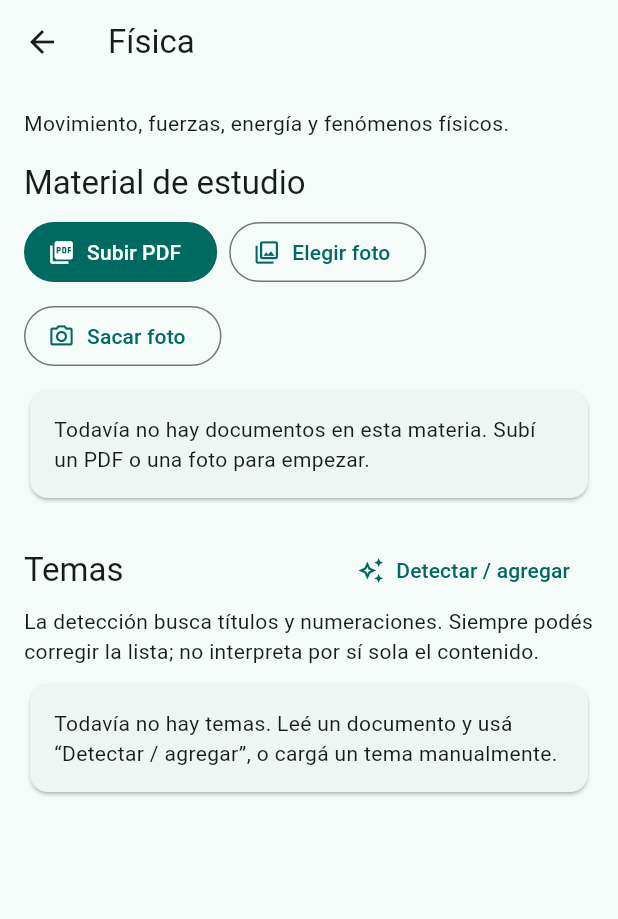
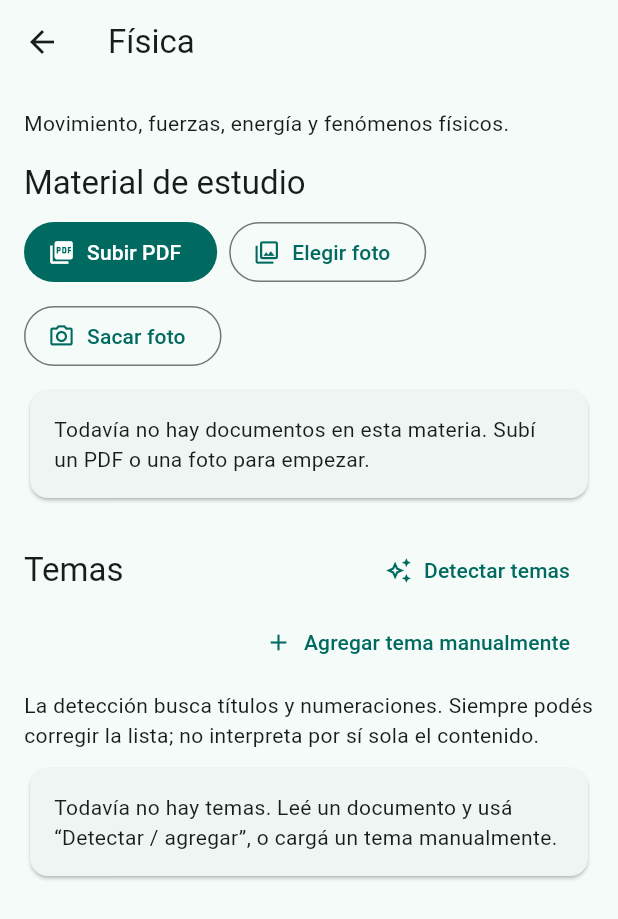
Before and after one commit to winnie141/life-rpg, a Flutter app: the _SubjectDetailPage screen opened directly with sample values from the repository, on a phone screen of 412 x 824 dp. Shown: the top 919 px of the screen. Run offline on Flutter 3.47's test engine with Material 3 defaults, Android fonts, the phone set to English and light mode, and no system bars; our stand-ins replace file_picker, image_picker, open_filex, shared_preferences; missing offline and left inert: google_mlkit_text_recognition, syncfusion_flutter_pdf; accounts and stored records are empty.

Commit message:
Separate manual topic creation from document detection

```diff
--- a/lib/subject_library_screen.dart
+++ b/lib/subject_library_screen.dart
@@ -83,6 +83,7 @@ class _SubjectLibraryScreenState extends State<SubjectLibraryScreen> {
         documents: () => _subjectDocuments(subject.id),
         onImport: (kind, camera) => _import(subject, kind, camera: camera),
         onEditTopics: () => _editTopics(subject),
+        onAddManualTopic: () => _manualTopic(subject),
         onOpenTopic: (topic) => _openTopic(subject, topic),
         onEditTopic: _editTopic,
         onDeleteTopic: _deleteTopic,
@@ -347,7 +348,6 @@ class _SubjectLibraryScreenState extends State<SubjectLibraryScreen> {
         ));
       }
     }
-    await _manualTopic(subject);
     await _save();
     if (mounted) setState(() {});
   }
@@ -485,6 +485,7 @@ class _SubjectDetailPage extends StatefulWidget {
   final List<_SubjectDocument> Function() documents;
   final Future<void> Function(String kind, bool camera) onImport;
   final Future<void> Function() onEditTopics;
+  final Future<void> Function() onAddManualTopic;
   final Future<void> Function(StudyTopic topic) onOpenTopic;
   final Future<void> Function(StudyTopic topic) onEditTopic;
   final Future<void> Function(StudyTopic topic) onDeleteTopic;
@@ -498,6 +499,7 @@ class _SubjectDetailPage extends StatefulWidget {
     required this.documents,
     required this.onImport,
     required this.onEditTopics,
+    required this.onAddManualTopic,
     required this.onOpenTopic,
     required this.onEditTopic,
     required this.onDeleteTopic,
@@ -558,8 +560,17 @@ class _SubjectDetailPageState extends State<_SubjectDetailPage> {
           Row(children: [
             Expanded(child: Text('Temas', style: Theme.of(context).textTheme.titleLarge)),
             TextButton.icon(onPressed: () async { await widget.onEditTopics(); if (mounted) setState(() {}); },
-              icon: const Icon(Icons.auto_awesome_outlined), label: const Text('Detectar / agregar')),
+              icon: const Icon(Icons.auto_awesome_outlined), label: const Text('Detectar temas')),
           ]),
+          Align(
+            alignment: Alignment.centerRight,
+            child: TextButton.icon(
+              onPressed: () async { await widget.onAddManualTopic(); if (mounted) setState(() {}); },
+              icon: const Icon(Icons.add),
+              label: const Text('Agregar tema manualmente'),
+            ),
+          ),
+          const SizedBox(height: 8),
           const Text('La detección busca títulos y numeraciones. Siempre podés corregir la lista; no interpreta por sí sola el contenido.'),
           const SizedBox(height: 8),
           if (widget.topics.isEmpty)
```
